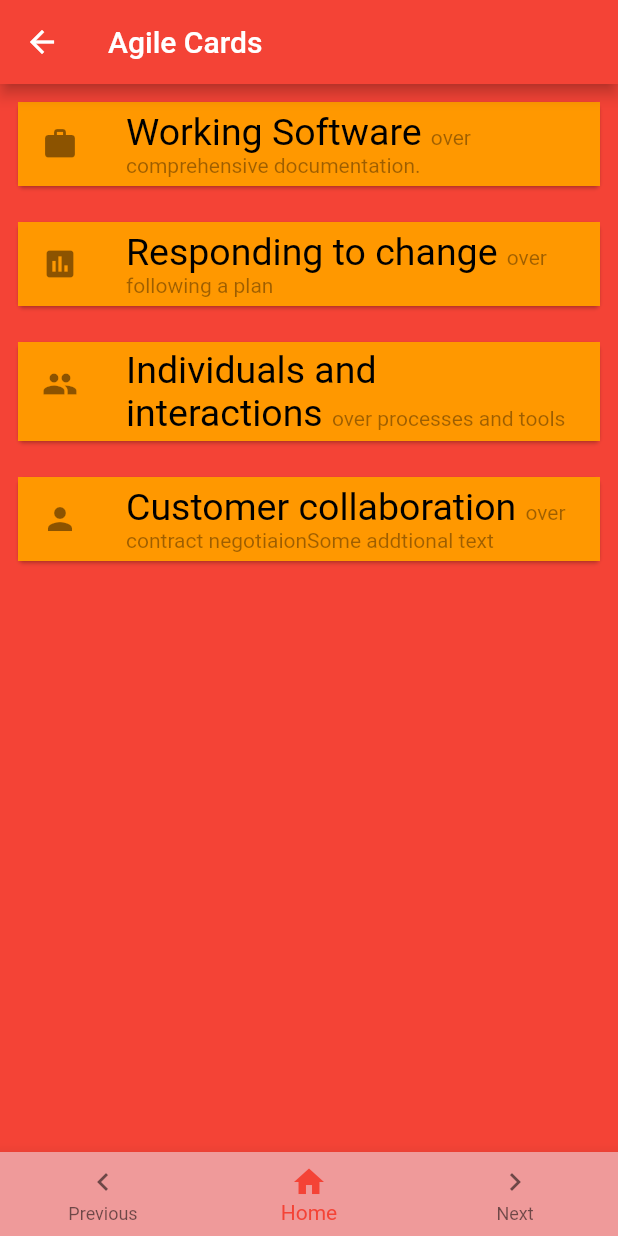
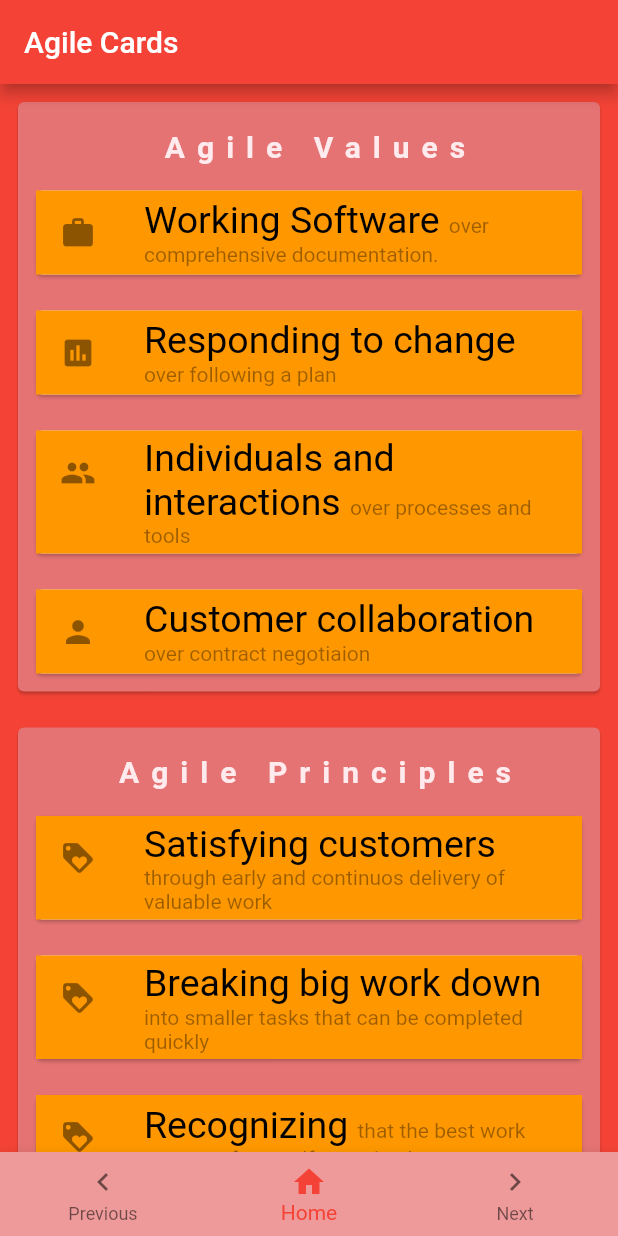
Before and after one commit to ammanath/agileCards, a Flutter app: the AgileCardsHome screen opened directly, on a phone screen of 412 x 824 dp. Run offline on Flutter 3.47's test engine with Material 2 defaults, Android fonts, the phone set to English and light mode, and no system bars.

Commit message:
Multiple cards to group together the values and principles

```diff
--- a/lib/DataListWidget.dart
+++ b/lib/DataListWidget.dart
@@ -13,8 +13,75 @@ class DataListWidget extends StatelessWidget {
 
   @override
   Widget build(BuildContext context) {
-    return Column(
-      children:dataText.map((element) => AgileCard(dataText: element)).toList(),
+    var dataValues = dataText.take(4);
+    var dataPrinciples = dataText.sublist(4);
+
+var headerAgileValues = "Agile Values";
+var headerAgilePrinciples = "Agile Principles";
+
+return Column(
+      children:<Widget>[
+        Padding(
+          padding: const EdgeInsets.all(8.0),
+          child: DataCard(headerCard: headerAgileValues, dataCard: dataValues),
+        ),
+        Padding(
+          padding: const EdgeInsets.all(8.0),
+          child: DataCard(headerCard: headerAgilePrinciples, dataCard: dataPrinciples),
+        ),
+        ],
+
       );
+
+    // return Column(
+    //   children:dataPrinciples.map((element) => AgileCard(dataText: element)).toList(),
+    //   );
   }
 }
+
+class DataCard extends StatelessWidget {
+  const DataCard({
+    Key key,
+    @required this.headerCard,
+    @required this.dataCard,
+  }) : super(key: key);
+
+  final String headerCard;
+  final Iterable<DataText> dataCard;
+
+  @override
+  Widget build(BuildContext context) {
+    return Card(
+      color: Colors.red[300],
+      child: Column(
+      children:
+      List.from([Padding(
+        padding: const EdgeInsets.fromLTRB(8.0,18.0,0.0,6.0),
+        child: HeaderText(headerCardTitle: headerCard),
+      )])..addAll(   dataCard.map((element) => AgileCard(dataText: element)).toList()),
+    ));
+  }
+}
+
+class HeaderText extends StatelessWidget {
+  const HeaderText({
+    Key key,
+    @required this.headerCardTitle,
+  }) : super(key: key);
+
+  final String headerCardTitle;
+
+  @override
+  Widget build(BuildContext context) {
+    return Text(              headerCardTitle,
+                textAlign: TextAlign.left,
+                style: TextStyle(
+                  color: Colors.red[50],
+                  fontSize: 20,
+                  letterSpacing: 8.0,
+                  fontWeight: FontWeight.bold,
+                ),
+                textWidthBasis: TextWidthBasis.parent,
+               );
+  }
+}
--- a/lib/agileCardsHome.dart
+++ b/lib/agileCardsHome.dart
@@ -6,11 +6,11 @@ class AgileCardsHome extends StatelessWidget {
   @override
   Widget build(BuildContext context) {
     List<DataText> dataText1 = getAgileValues();
-        return Scaffold(
-          appBar: AppBar(
-            title: Text('Agile Cards'),
-          ),
-          body: DataListWidget(dataText: dataText1,),
+    return Scaffold(
+      appBar: AppBar(
+        title: Text('Agile Cards'),
+      ),
+      body: SingleChildScrollView(child: DataListWidget(        dataText: dataText1,      )),
       backgroundColor: Colors.red,
       bottomNavigationBar: BottomNavigationBar(
         currentIndex: 1, // this will be set when a new tab is tapped
@@ -35,20 +35,70 @@ class AgileCardsHome extends StatelessWidget {
     const primaryWorkingText = 'Working Software ';
     const secondaryWorkingText = "over comprehensive documentation.";
     const primaryRespondingText = 'Responding to change ';
-    const secondaryRespondingText ='over following a plan';
-    const primaryIndvText ='Individuals and interactions ';
-    const secondaryIndvText='over processes and tools';
-    const primaryCustText ='Customer collaboration ';
-    const secondaryCustText ='over contract negotiaion';
+    const secondaryRespondingText = 'over following a plan';
+    const primaryIndvText = 'Individuals and interactions ';
+    const secondaryIndvText = 'over processes and tools';
+    const primaryCustText = 'Customer collaboration ';
+    const secondaryCustText = 'over contract negotiaion';
     const iconCard = Icons.work;
     const iconRespond = Icons.poll;
     const iconIndividual = Icons.people;
     const iconCustomer = Icons.person;
+    const iconPrinciple = Icons.loyalty;
     List<DataText> dataText1 = [
-      DataText(iconCard,[primaryWorkingText, secondaryWorkingText]),
-      DataText(iconRespond,[primaryRespondingText, secondaryRespondingText]),
-      DataText(iconIndividual,[primaryIndvText, secondaryIndvText]),
-      DataText(iconCustomer,[primaryCustText, secondaryCustText,'Some addtional text']),
+      DataText(iconCard, [primaryWorkingText, secondaryWorkingText]),
+      DataText(iconRespond, [primaryRespondingText, secondaryRespondingText]),
+      DataText(iconIndividual, [primaryIndvText, secondaryIndvText]),
+      DataText(iconCustomer, [primaryCustText, secondaryCustText]),
+      DataText(iconPrinciple, [
+        'Satisfying customers ',
+        'through early and continuos delivery of valuable work'
+      ]),
+      DataText(iconPrinciple, [
+        'Breaking big work down ',
+        'into smaller tasks that can be completed quickly'
+      ]),
+      DataText(iconPrinciple, [
+        'Recognizing ',
+        'that the best work emerges from self-organized teams'
+      ]),
+      DataText(iconPrinciple, [
+        'Providing ',
+        'motivated individuals with the envt. and support they need and trusting them to get the job done'
+      ]),
+      DataText(iconPrinciple, [
+        'Creating processes ',
+        'that promote sustainable efforts'
+      ]),
+      DataText(iconPrinciple, [
+        'Maintaining ',
+        'a constant pace for completed work'
+      ]),
+      DataText(iconPrinciple, [
+        'Welcoming ',
+        'changing requirements, even late in a project'
+      ]),
+      DataText(iconPrinciple, [
+        'Assembling ',
+        'the project team and business owners on a daily basis throughout the project'
+      ]),
+      DataText(iconPrinciple, [
+        'Having ',
+        'the team reflect at regular intervals on how to become more effective, then tuning and adjusting behaviour accordingly'
+      ]),
+      DataText(iconPrinciple, [
+        'Measuring progress ',
+        'by the amount of completed work'
+      ]),
+      DataText(iconPrinciple, [
+        'Continually ',
+        'seeking excellence'
+      ]),
+      DataText(iconPrinciple, [
+        'Harnessing change ',
+        'for a competitive advantage'
+      ]),
+
     ];
     return dataText1;
   }
--- a/lib/main.dart
+++ b/lib/main.dart
@@ -15,8 +15,8 @@ class AgileCardsApp extends StatelessWidget {
         primarySwatch: Colors.red,
         visualDensity: VisualDensity.adaptivePlatformDensity,
       ),
-      //home: AgileCardsHome(),
-      home:WidgetsPage(),
+      home: AgileCardsHome(),
+      //home:WidgetsPage(),
       debugShowCheckedModeBanner: false,
     );
   }
```
